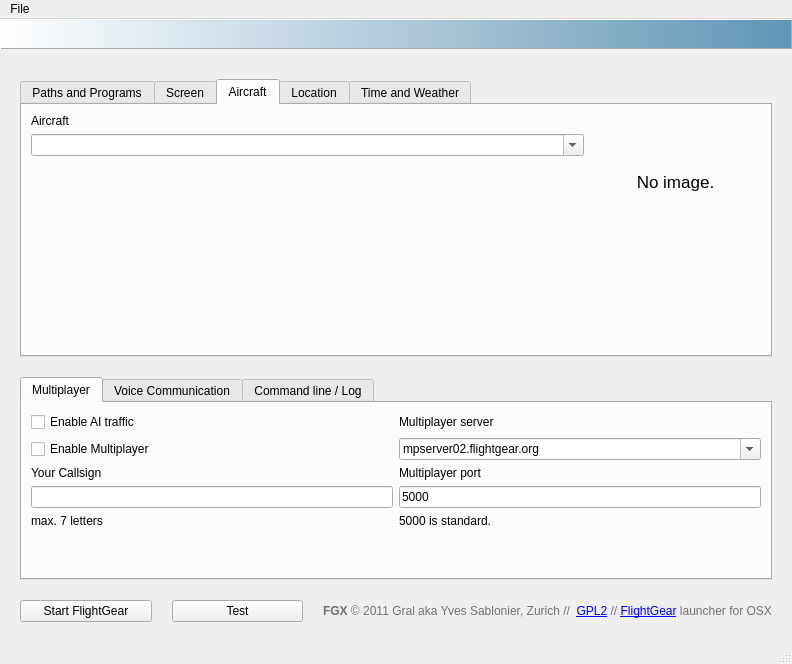
Above: src/fgx.ui from fgx/fgx before the change. Below: the same form after it.
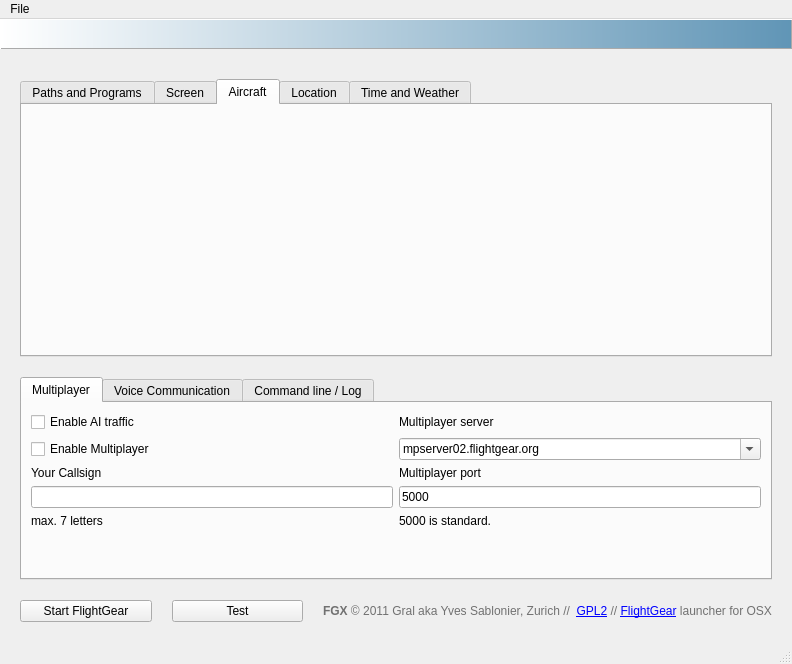
That is the form after the change. The open tabs and pages were chosen to show the change. Icons and pictures are not drawn.

Commit message: Aircraft Tidy

Diff of the .ui file:
```diff
--- a/src/fgx.ui
+++ b/src/fgx.ui
@@ -328,80 +328,7 @@
          <attribute name="title">
           <string>Aircraft</string>
          </attribute>
-         <layout class="QGridLayout" name="gridLayout_7">
-          <item row="0" column="0">
-           <widget class="QLabel" name="labelAircraft">
-            <property name="text">
-             <string>Aircraft</string>
-            </property>
-           </widget>
-          </item>
-          <item row="0" column="1" rowspan="3">
-           <widget class="QLabel" name="aircraftImage">
-            <property name="minimumSize">
-             <size>
-              <width>171</width>
-              <height>128</height>
-             </size>
-            </property>
-            <property name="maximumSize">
-             <size>
-              <width>171</width>
-              <height>128</height>
-             </size>
-            </property>
-            <property name="layoutDirection">
-             <enum>Qt::LeftToRight</enum>
-            </property>
-            <property name="autoFillBackground">
-             <bool>false</bool>
-            </property>
-            <property name="text">
-             <string>&lt;!DOCTYPE HTML PUBLIC &quot;-//W3C//DTD HTML 4.0//EN&quot; &quot;http://www.w3.org/TR/REC-html40/strict.dtd&quot;&gt;
-&lt;html&gt;&lt;head&gt;&lt;meta name=&quot;qrichtext&quot; content=&quot;1&quot; /&gt;&lt;style type=&quot;text/css&quot;&gt;
-p, li { white-space: pre-wrap; }
-&lt;/style&gt;&lt;/head&gt;&lt;body style=&quot; font-family:'Lucida Grande'; font-size:13pt; font-weight:400; font-style:normal;&quot;&gt;
-&lt;p align=&quot;center&quot; style=&quot; margin-top:0px; margin-bottom:0px; margin-left:0px; margin-right:0px; -qt-block-indent:0; text-indent:0px;&quot;&gt;No image.&lt;/p&gt;&lt;/body&gt;&lt;/html&gt;</string>
-            </property>
-            <property name="openExternalLinks">
-             <bool>false</bool>
-            </property>
-           </widget>
-          </item>
-          <item row="1" column="0">
-           <widget class="QComboBox" name="airCraft">
-            <property name="editable">
-             <bool>true</bool>
-            </property>
-           </widget>
-          </item>
-          <item row="2" column="0">
-           <spacer name="verticalSpacer_9">
-            <property name="orientation">
-             <enum>Qt::Vertical</enum>
-            </property>
-            <property name="sizeHint" stdset="0">
-             <size>
-              <width>20</width>
-              <height>77</height>
-             </size>
-            </property>
-           </spacer>
-          </item>
-          <item row="3" column="1">
-           <spacer name="verticalSpacer_8">
-            <property name="orientation">
-             <enum>Qt::Vertical</enum>
-            </property>
-            <property name="sizeHint" stdset="0">
-             <size>
-              <width>20</width>
-              <height>77</height>
-             </size>
-            </property>
-           </spacer>
-          </item>
-         </layout>
+         <layout class="QGridLayout" name="gridLayout_7"/>
         </widget>
         <widget class="QWidget" name="tab_4">
          <attribute name="title">
```
Left out of the diff: 8 changed lines with no effect on the pictures. The commit also changes 2 other files.
